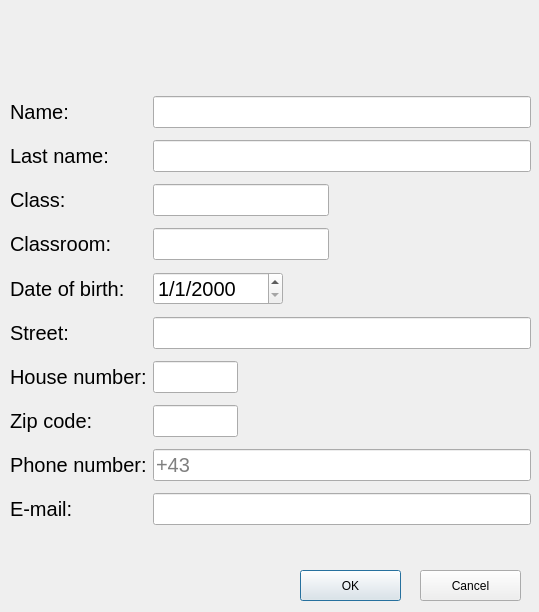
Before: the Qt Designer form addstudent.ui in Raptr3x/School-student-managment-system, drawn with Qt 5.
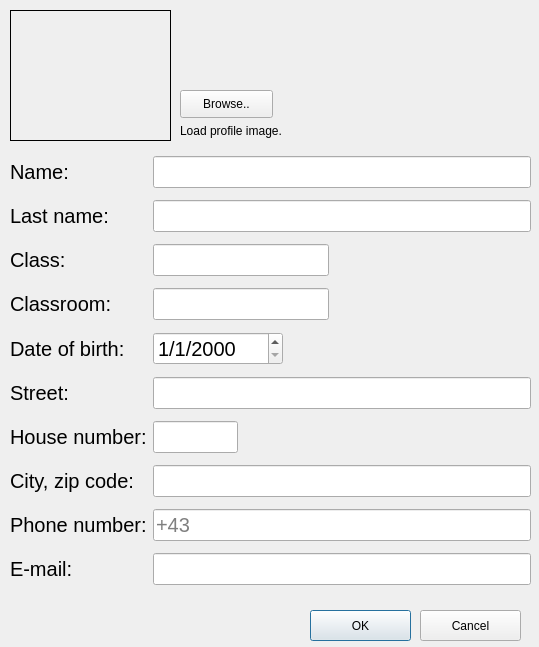
After: the same form once the commit is applied. Icons and pictures are not drawn.

Commit message:
Student images
Added system for adding student pictures to database and getting them from the database

The edit to the form file:
```diff
--- a/addstudent.ui
+++ b/addstudent.ui
@@ -7,7 +7,7 @@
     <x>0</x>
     <y>0</y>
     <width>539</width>
-    <height>612</height>
+    <height>647</height>
    </rect>
   </property>
   <property name="windowTitle">
@@ -21,7 +21,7 @@
    <property name="geometry">
     <rect>
      <x>10</x>
-     <y>90</y>
+     <y>150</y>
      <width>521</width>
      <height>451</height>
     </rect>
@@ -59,7 +59,7 @@
        </font>
       </property>
       <property name="text">
-       <string>Zip code:</string>
+       <string>City, zip code:</string>
       </property>
      </widget>
     </item>
@@ -259,7 +259,7 @@
       </property>
       <property name="maximumSize">
        <size>
-        <width>85</width>
+        <width>167772</width>
         <height>16777215</height>
        </size>
       </property>
@@ -308,8 +308,8 @@
   <widget class="QPushButton" name="pushButton">
    <property name="geometry">
     <rect>
-     <x>300</x>
-     <y>570</y>
+     <x>310</x>
+     <y>610</y>
      <width>101</width>
      <height>31</height>
     </rect>
@@ -322,7 +322,7 @@
    <property name="geometry">
     <rect>
      <x>420</x>
-     <y>570</y>
+     <y>610</y>
      <width>101</width>
      <height>31</height>
     </rect>
@@ -334,16 +334,61 @@
   <widget class="QLabel" name="email">
    <property name="geometry">
     <rect>
-     <x>20</x>
-     <y>550</y>
+     <x>10</x>
+     <y>610</y>
      <width>281</width>
-     <height>21</height>
+     <height>31</height>
     </rect>
    </property>
    <property name="font">
     <font>
      <pointsize>12</pointsize>
     </font>
+   </property>
+   <property name="frameShape">
+    <enum>QFrame::NoFrame</enum>
+   </property>
+   <property name="text">
+    <string/>
+   </property>
+  </widget>
+  <widget class="QLabel" name="load_image">
+   <property name="geometry">
+    <rect>
+     <x>180</x>
+     <y>120</y>
+     <width>161</width>
+     <height>21</height>
+    </rect>
+   </property>
+   <property name="text">
+    <string>Load profile image.</string>
+   </property>
+  </widget>
+  <widget class="QPushButton" name="pushButton_3">
+   <property name="geometry">
+    <rect>
+     <x>180</x>
+     <y>90</y>
+     <width>93</width>
+     <height>28</height>
+    </rect>
+   </property>
+   <property name="text">
+    <string>Browse..</string>
+   </property>
+  </widget>
+  <widget class="QLabel" name="label_profileImage">
+   <property name="geometry">
+    <rect>
+     <x>10</x>
+     <y>10</y>
+     <width>161</width>
+     <height>131</height>
+    </rect>
+   </property>
+   <property name="frameShape">
+    <enum>QFrame::Box</enum>
    </property>
    <property name="text">
     <string/>
```
The commit also changes 21 other files.
